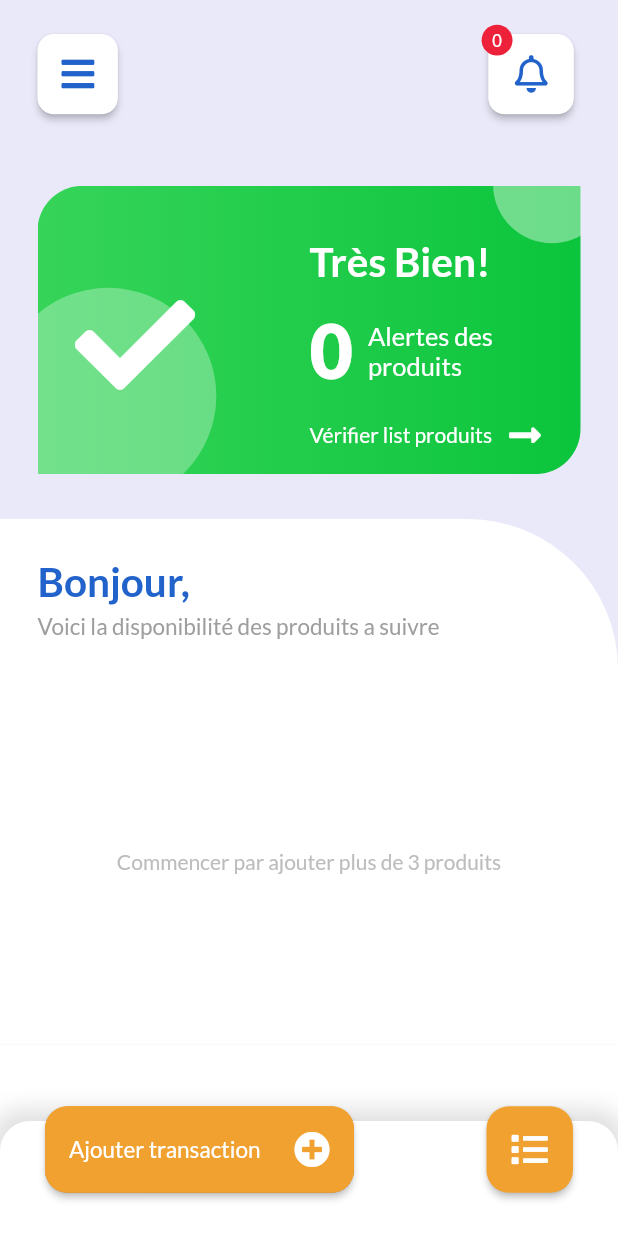
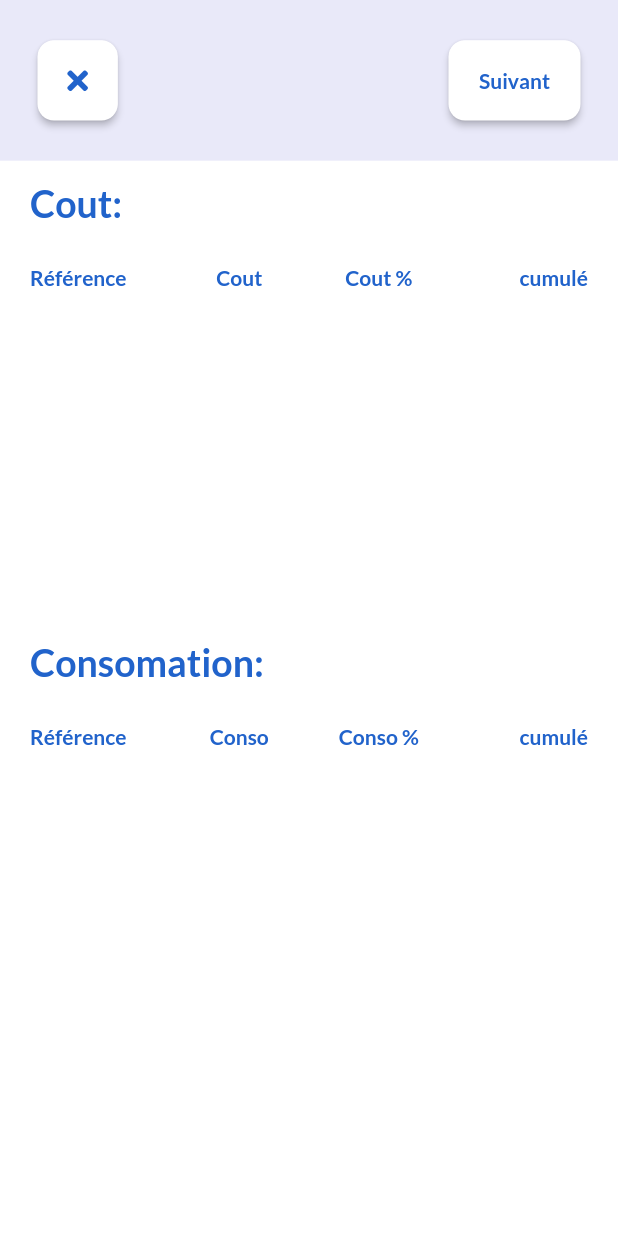
Before and after one commit to B-Houssam/iStock, a Flutter app: the screen it shows after launch, on a phone screen of 412 x 824 dp. Run offline on Flutter 3.47's test engine with Material 2 defaults, Android fonts, the phone set to English and light mode, and no system bars; our stand-ins replace font_awesome_flutter, google_fonts, sqflite; accounts and stored records are empty.

Commit message:
add 3rd of classification

```diff
--- /dev/null
+++ b/lib/views/detalisAvant.dart
@@ -0,0 +1,494 @@
+import 'package:flutter/material.dart';
+import 'package:font_awesome_flutter/font_awesome_flutter.dart';
+import 'package:google_fonts/google_fonts.dart';
+import 'package:iStock/db/db-provider.dart';
+import 'package:iStock/models/produit.dart';
+
+import 'HomePage.dart';
+
+class AjouterTree extends StatefulWidget {
+  AjouterTree({Key key}) : super(key: key);
+
+  @override
+  _AjouterTreeState createState() => _AjouterTreeState();
+}
+
+class _AjouterTreeState extends State<AjouterTree> {
+  List<Produit> _produitsOrdC = [];
+  List<Produit> _produitsOrdCs = [];
+  List<int> cumule = [];
+  List<int> cumuleC = [];
+  int coutTotal = 0;
+  int qteTotal = 0;
+  int consTotal = 0;
+  //List<CouData> data = [];
+
+  _fetchProducts() async {
+    List<Produit> productList = await DatabaseProvider.db.getProduitsOrdre();
+
+    setState(() {
+      _produitsOrdC = productList;
+    });
+
+    _getTotalCout();
+    _getCumules();
+    //_buildData();
+  }
+
+  _fetchConso() async {
+    List<Produit> productListC =
+        await DatabaseProvider.db.getProduitsOrdreCons();
+    setState(() {
+      _produitsOrdCs = productListC;
+    });
+    _getTotalCons();
+    _getCumulesC();
+  }
+
+  _getCumulesC() {
+    for (var i = 0; i < _produitsOrdC.length; i++) {
+      if (i == 0) {
+        cumuleC
+            .add(((_produitsOrdCs[i].consomation) * 100 / consTotal).round());
+      } else {
+        cumuleC.add(
+            ((_produitsOrdCs[i].consomation) * 100 / consTotal).round() +
+                cumuleC[i - 1]);
+      }
+    }
+  }
+
+  _getTotalCons() {
+    for (var i = 0; i < _produitsOrdCs.length; i++) {
+      consTotal = consTotal + _produitsOrdCs[i].consomation;
+    }
+  }
+
+/*
+  _buildData() {
+    for (var i = 0; i < _produitsOrdC.length; i++) {
+      data.add(new CouData(
+          _produitsOrdC[_produitsOrdC.length - (i + 1)].qte, cumule[i]));
+    }
+  }
+
+  _getSeriesData() {
+    List<charts.Series<CouData, int>> series = [
+      charts.Series(
+          id: "Cout",
+          data: data,
+          domainFn: (CouData series, _) => series.qte,
+          measureFn: (CouData series, _) => series.cumul,
+          colorFn: (CouData series, _) =>
+              charts.MaterialPalette.blue.shadeDefault)
+    ];
+    return series;
+  }
+*/
+  _getTotalCout() {
+    for (var i = 0; i < _produitsOrdC.length; i++) {
+      coutTotal = coutTotal + _produitsOrdC[i].cout;
+    }
+  }
+
+  _getCumules() {
+    for (var i = 0; i < _produitsOrdC.length; i++) {
+      if (i == 0) {
+        cumule.add(((_produitsOrdC[i].cout) * 100 / coutTotal).round());
+      } else {
+        cumule.add(((_produitsOrdC[i].cout) * 100 / coutTotal).round() +
+            cumule[i - 1]);
+      }
+    }
+  }
+
+  @override
+  void initState() {
+    super.initState();
+    _fetchProducts();
+    _fetchConso();
+  }
+
+  @override
+  Widget build(BuildContext context) {
+    return Scaffold(
+        resizeToAvoidBottomInset: true,
+        backgroundColor: Color(0XFFE9E9F9),
+        body: SafeArea(
+          child: Column(
+            children: <Widget>[
+              Container(
+                width: MediaQuery.of(context).size.width,
+                height: MediaQuery.of(context).size.height * .13,
+                child: Padding(
+                  padding: EdgeInsets.only(left: 25, right: 25),
+                  child: Row(
+                      mainAxisAlignment: MainAxisAlignment.spaceBetween,
+                      children: <Widget>[
+                        Container(
+                          width: MediaQuery.of(context).size.width * .13,
+                          height: MediaQuery.of(context).size.width * .13,
+                          child: RaisedButton(
+                            shape: RoundedRectangleBorder(
+                              borderRadius: BorderRadius.circular(11),
+                            ),
+                            color: Colors.white,
+                            onPressed: () {
+                              Navigator.pushAndRemoveUntil(
+                                      context,
+                                      new MaterialPageRoute(
+                                          builder: (context) => new HomePage()),
+                                      (Route<dynamic> route) => false)
+                                  .then((value) => setState(() {}));
+                            },
+                            child: Icon(
+                              FontAwesomeIcons.times,
+                              color: Color(0XFF2163CB),
+                              size: 20,
+                            ),
+                          ),
+                        ),
+                        Container(
+                          height: MediaQuery.of(context).size.width * .13,
+                          child: RaisedButton(
+                              shape: RoundedRectangleBorder(
+                                borderRadius: BorderRadius.circular(11),
+                              ),
+                              color: Colors.white,
+                              onPressed: () {},
+                              child: Text(
+                                "Suivant",
+                                style: GoogleFonts.lato(
+                                  color: Color(0XFF2163CB),
+                                  fontWeight: FontWeight.w600,
+                                ),
+                              )),
+                        ),
+                      ]),
+                ),
+              ),
+              //////////////////////////
+              Expanded(
+                  child: GestureDetector(
+                      onTap: () {
+                        FocusScope.of(context).requestFocus(new FocusNode());
+                      },
+                      child: Container(
+                          decoration: BoxDecoration(
+                            color: Colors.white,
+                          ),
+                          alignment: Alignment.center,
+                          child: ListView(
+                            children: <Widget>[
+                              Container(
+                                padding: EdgeInsets.only(left: 20, right: 20),
+                                width: MediaQuery.of(context).size.width,
+                                height: 100,
+                                child: Column(
+                                  mainAxisAlignment:
+                                      MainAxisAlignment.spaceAround,
+                                  crossAxisAlignment: CrossAxisAlignment.start,
+                                  children: <Widget>[
+                                    Text(
+                                      "Cout: ",
+                                      style: GoogleFonts.lato(
+                                        color: Color(0XFF2163CB),
+                                        fontWeight: FontWeight.w600,
+                                        fontSize: 25,
+                                      ),
+                                    ),
+                                    Row(
+                                      mainAxisAlignment:
+                                          MainAxisAlignment.spaceBetween,
+                                      children: <Widget>[
+                                        Container(
+                                          width: (MediaQuery.of(context)
+                                                      .size
+                                                      .width -
+                                                  40) /
+                                              4,
+                                          child: Text(
+                                            "Référence",
+                                            style: GoogleFonts.lato(
+                                                fontWeight: FontWeight.w700,
+                                                color: Color(0XFF2163CB)),
+                                          ),
+                                        ),
+                                        Container(
+                                          alignment: Alignment.center,
+                                          width: (MediaQuery.of(context)
+                                                      .size
+                                                      .width -
+                                                  40) /
+                                              4,
+                                          child: Text(
+                                            "Cout",
+                                            style: GoogleFonts.lato(
+                                                fontWeight: FontWeight.w700,
+                                                color: Color(0XFF2163CB)),
+                                          ),
+                                        ),
+                                        Container(
+                                          alignment: Alignment.center,
+                                          width: (MediaQuery.of(context)
+                                                      .size
+                                                      .width -
+                                                  40) /
+                                              4,
+                                          child: Text(
+                                            "Cout %",
+                                            style: GoogleFonts.lato(
+                                                fontWeight: FontWeight.w700,
+                                                color: Color(0XFF2163CB)),
+                                          ),
+                                        ),
+                                        Expanded(
+                                          child: Container(
+                                            child: Text(
+                                              "cumulé",
+                                              style: GoogleFonts.lato(
+                                                  fontWeight: FontWeight.w700,
+                                                  color: Color(0XFF2163CB)),
+                                            ),
+                                            alignment: Alignment.centerRight,
+                                          ),
+                                        ),
+                                      ],
+                                    ),
+                                  ],
+                                ),
+                              ),
+                              Container(
+                                height:
+                                    MediaQuery.of(context).size.height * .25,
+                                child: ListView.separated(
+                                  padding: EdgeInsets.only(
+                                      bottom: 20, left: 20, right: 20),
+                                  physics: BouncingScrollPhysics(),
+                                  separatorBuilder: (context, index) {
+                                    return Divider(
+                                      color: Colors.grey[300],
+                                    );
+                                  },
+                                  itemCount: _produitsOrdC.length,
+                                  itemBuilder: (context, index) {
+                                    return Row(
+                                      mainAxisAlignment:
+                                          MainAxisAlignment.spaceBetween,
+                                      children: <Widget>[
+                                        Container(
+                                          width: (MediaQuery.of(context)
+                                                      .size
+                                                      .width -
+                                                  40) /
+                                              4,
+                                          child: Text(
+                                            _produitsOrdC[index].ref,
+                                          ),
+                                        ),
+                                        Container(
+                                          alignment: Alignment.center,
+                                          width: (MediaQuery.of(context)
+                                                      .size
+                                                      .width -
+                                                  40) /
+                                              4,
+                                          child: Text(
+                                            _produitsOrdC[index]
+                                                .cout
+                                                .toString(),
+                                          ),
+                                        ),
+                                        Container(
+                                          alignment: Alignment.center,
+                                          width: (MediaQuery.of(context)
+                                                      .size
+                                                      .width -
+                                                  40) /
+                                              4,
+                                          child: Text("" +
+                                              ((_produitsOrdC[index].cout) *
+                                                      100 /
+                                                      coutTotal)
+                                                  .round()
+                                                  .toString()),
+                                        ),
+                                        Expanded(
+                                          child: Container(
+                                            child: cumule.length != 0
+                                                ? Text(
+                                                    cumule[index].toString(),
+                                                  )
+                                                : Text("-"),
+                                            alignment: Alignment.centerRight,
+                                          ),
+                                        ),
+                                      ],
+                                    );
+                                  },
+                                ),
+                              ),
+                              /////////////
+                              Container(
+                                padding: EdgeInsets.only(left: 20, right: 20),
+                                width: MediaQuery.of(context).size.width,
+                                height: 100,
+                                child: Column(
+                                  mainAxisAlignment:
+                                      MainAxisAlignment.spaceAround,
+                                  crossAxisAlignment: CrossAxisAlignment.start,
+                                  children: <Widget>[
+                                    Text(
+                                      "Consomation: ",
+                                      style: GoogleFonts.lato(
+                                        color: Color(0XFF2163CB),
+                                        fontWeight: FontWeight.w600,
+                                        fontSize: 25,
+                                      ),
+                                    ),
+                                    Row(
+                                      mainAxisAlignment:
+                                          MainAxisAlignment.spaceBetween,
+                                      children: <Widget>[
+                                        Container(
+                                          width: (MediaQuery.of(context)
+                                                      .size
+                                                      .width -
+                                                  40) /
+                                              4,
+                                          child: Text(
+                                            "Référence",
+                                            style: GoogleFonts.lato(
+                                                fontWeight: FontWeight.w700,
+                                                color: Color(0XFF2163CB)),
+                                          ),
+                                        ),
+                                        Container(
+                                          alignment: Alignment.center,
+                                          width: (MediaQuery.of(context)
+                                                      .size
+                                                      .width -
+                                                  40) /
+                                              4,
+                                          child: Text(
+                                            "Conso",
+                                            style: GoogleFonts.lato(
+                                                fontWeight: FontWeight.w700,
+                                                color: Color(0XFF2163CB)),
+                                          ),
+                                        ),
+                                        Container(
+                                          alignment: Alignment.center,
+                                          width: (MediaQuery.of(context)
+                                                      .size
+                                                      .width -
+                                                  40) /
+                                              4,
+                                          child: Text(
+                                            "Conso %",
+                                            style: GoogleFonts.lato(
+                                                fontWeight: FontWeight.w700,
+                                                color: Color(0XFF2163CB)),
+                                          ),
+                                        ),
+                                        Expanded(
+                                          child: Container(
+                                            child: Text(
+                                              "cumulé",
+                                              style: GoogleFonts.lato(
+                                                  fontWeight: FontWeight.w700,
+                                                  color: Color(0XFF2163CB)),
+                                            ),
+                                            alignment: Alignment.centerRight,
+                                          ),
+                                        ),
+                                      ],
+                                    ),
+                                  ],
+                                ),
+                              ),
+                              Container(
+                                height:
+                                    MediaQuery.of(context).size.height * .25,
+                                child: ListView.separated(
+                                  padding: EdgeInsets.only(
+                                      bottom: 20, left: 20, right: 20),
+                                  physics: BouncingScrollPhysics(),
+                                  separatorBuilder: (context, index) {
+                                    return Divider(
+                                      color: Colors.grey[300],
+                                    );
+                                  },
+                                  itemCount: _produitsOrdC.length,
+                                  itemBuilder: (context, index) {
+                                    return Row(
+                                      mainAxisAlignment:
+                                          MainAxisAlignment.spaceBetween,
+                                      children: <Widget>[
+                                        Container(
+                                          width: (MediaQuery.of(context)
+                                                      .size
+                                                      .width -
+                                                  40) /
+                                              4,
+                                          child: Text(
+                                            _produitsOrdCs[index].ref,
+                                          ),
+                                        ),
+                                        Container(
+                                          alignment: Alignment.center,
+                                          width: (MediaQuery.of(context)
+                                                      .size
+                                                      .width -
+                                                  40) /
+                                              4,
+                                          child: Text(
+                                            _produitsOrdCs[index]
+                                                .consomation
+                                                .toString(),
+                                          ),
+                                        ),
+                                        Container(
+                                          alignment: Alignment.center,
+                                          width: (MediaQuery.of(context)
+                                                      .size
+                                                      .width -
+                                                  40) /
+                                              4,
+                                          child: Text("" +
+                                              ((_produitsOrdCs[index]
+                                                          .consomation) *
+                                                      100 /
+                                                      consTotal)
+                                                  .round()
+                                                  .toString()),
+                                        ),
+                                        Expanded(
+                                          child: Container(
+                                            child: cumule.length != 0
+                                                ? Text(
+                                                    cumuleC[index].toString(),
+                                                  )
+                                                : Text("-"),
+                                            alignment: Alignment.centerRight,
+                                          ),
+                                        ),
+                                      ],
+                                    );
+                                  },
+                                ),
+                              ),
+                            ],
+                          ))))
+            ],
+          ),
+        ));
+  }
+}
+
+class CouData {
+  final int qte;
+  final int cumul;
+
+  CouData(this.qte, this.cumul);
+}
--- a/lib/views/howMany.dart
+++ b/lib/views/howMany.dart
@@ -89,7 +89,7 @@ class _AjouterTwoState extends State<AjouterTwo> {
                                 .then((value) => setState(() {}));
                           },
                           child: Icon(
-                            FontAwesomeIcons.chevronLeft,
+                            FontAwesomeIcons.times,
                             color: Color(0XFF2163CB),
                             size: 20,
                           ),
--- a/lib/views/splash-screen.dart
+++ b/lib/views/splash-screen.dart
@@ -2,6 +2,7 @@ import 'dart:async';
 import 'package:flutter/material.dart';
 import 'package:google_fonts/google_fonts.dart';
 import 'package:iStock/views/HomePage.dart';
+import 'package:iStock/views/detalisAvant.dart';
 
 class Splash extends StatefulWidget {
   Splash({Key key}) : super(key: key);
@@ -22,7 +23,7 @@ class _SplashState extends State<Splash> {
 
   _go() async {
     Navigator.pushReplacement(
-        context, MaterialPageRoute(builder: (context) => HomePage()));
+        context, MaterialPageRoute(builder: (context) => AjouterTree()));
   }
 
   @override
```
Also changed, not shown: lib/db/db-provider.dart (+28 -0 lines), lib/views/ajouterOne.dart (+72 -24 lines), 2 other files.
